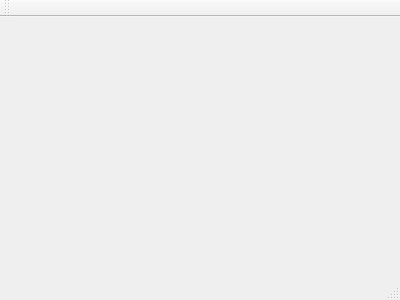
swordicusiscantankerous/difficultySim, file mainwindow.ui: the form before one commit.
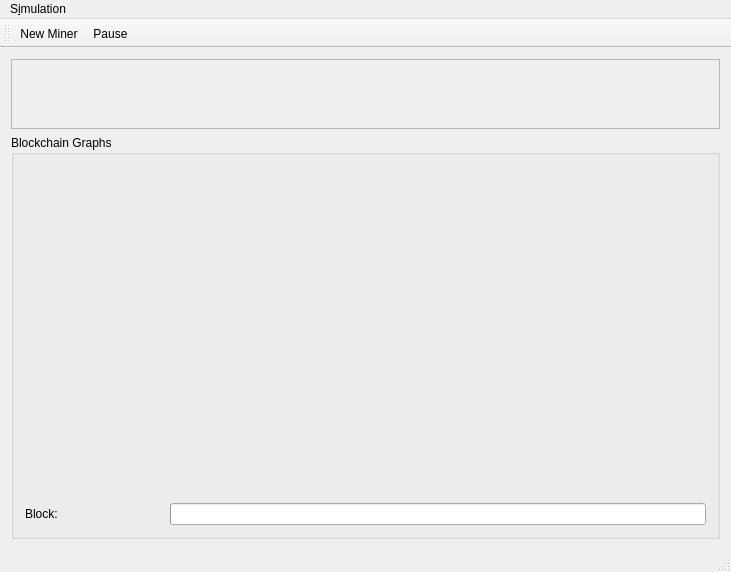
The form after the commit.

What changed in the file:
```diff
--- a/mainwindow.ui
+++ b/mainwindow.ui
@@ -1,24 +1,159 @@
 <ui version="4.0">
  <class>MainWindow</class>
- <widget class="QMainWindow" name="MainWindow" >
-  <property name="geometry" >
+ <widget class="QMainWindow" name="MainWindow">
+  <property name="geometry">
    <rect>
     <x>0</x>
     <y>0</y>
-    <width>400</width>
-    <height>300</height>
+    <width>731</width>
+    <height>572</height>
    </rect>
   </property>
   <property name="windowTitle" >
    <string>MainWindow</string>
   </property>
-  <widget class="QMenuBar" name="menuBar" />
-  <widget class="QToolBar" name="mainToolBar" />
-  <widget class="QWidget" name="centralWidget" />
-  <widget class="QStatusBar" name="statusBar" />
+  <widget class="QWidget" name="centralWidget">
+   <layout class="QVBoxLayout" name="verticalLayout">
+    <item>
+     <widget class="QScrollArea" name="scrollArea">
+      <property name="sizePolicy">
+       <sizepolicy hsizetype="Expanding" vsizetype="Fixed">
+        <horstretch>0</horstretch>
+        <verstretch>0</verstretch>
+       </sizepolicy>
+      </property>
+      <property name="minimumSize">
+       <size>
+        <width>150</width>
+        <height>0</height>
+       </size>
+      </property>
+      <property name="focusPolicy">
+       <enum>Qt::NoFocus</enum>
+      </property>
+      <property name="widgetResizable">
+       <bool>true</bool>
+      </property>
+      <widget class="QWidget" name="minersForm">
+       <property name="geometry">
+        <rect>
+         <x>0</x>
+         <y>0</y>
+         <width>715</width>
+         <height>80</height>
+        </rect>
+       </property>
+      </widget>
+     </widget>
+    </item>
+    <item>
+     <widget class="QGroupBox" name="box">
+      <property name="title">
+       <string>Blockchain Graphs</string>
+      </property>
+      <layout class="QVBoxLayout" name="verticalLayout_2">
+       <item>
+        <widget class="QWidget" name="graphsFrame" native="true">
+         <property name="sizePolicy">
+          <sizepolicy hsizetype="Preferred" vsizetype="MinimumExpanding">
+           <horstretch>0</horstretch>
+           <verstretch>0</verstretch>
+          </sizepolicy>
+         </property>
+        </widget>
+       </item>
+       <item>
+        <layout class="QHBoxLayout" name="horizontalLayout">
+         <item>
+          <widget class="QLabel" name="label_2">
+           <property name="text">
+            <string>Block:</string>
+           </property>
+          </widget>
+         </item>
+         <item>
+          <widget class="QLabel" name="blockIndex">
+           <property name="minimumSize">
+            <size>
+             <width>100</width>
+             <height>0</height>
+            </size>
+           </property>
+          </widget>
+         </item>
+         <item>
+          <widget class="QProgressBar" name="progressBar">
+           <property name="maximum">
+            <number>2016</number>
+           </property>
+          </widget>
+         </item>
+        </layout>
+       </item>
+      </layout>
+     </widget>
+    </item>
+   </layout>
+  </widget>
+  <widget class="QMenuBar" name="menuBar">
+   <property name="geometry">
+    <rect>
+     <x>0</x>
+     <y>0</y>
+     <width>731</width>
+     <height>30</height>
+    </rect>
+   </property>
+   <widget class="QMenu" name="menuSimulation">
+    <property name="title">
+     <string>S&amp;imulation</string>
+    </property>
+    <addaction name="separator"/>
+    <addaction name="action_Pause"/>
+    <addaction name="action_Quit"/>
+   </widget>
+   <addaction name="menuSimulation"/>
+  </widget>
+  <widget class="QToolBar" name="mainToolBar">
+   <attribute name="toolBarArea">
+    <enum>TopToolBarArea</enum>
+   </attribute>
+   <attribute name="toolBarBreak">
+    <bool>false</bool>
+   </attribute>
+   <addaction name="actionNew_Miner"/>
+   <addaction name="action_Pause"/>
+  </widget>
+  <widget class="QStatusBar" name="statusBar"/>
+  <action name="action_Pause">
+   <property name="text">
+    <string>&amp;Pause</string>
+   </property>
+   <property name="shortcut">
+    <string>Ctrl+P</string>
+   </property>
+  </action>
+  <action name="action_Quit">
+   <property name="text">
+    <string>&amp;Quit</string>
+   </property>
+   <property name="shortcut">
+    <string>Ctrl+Q</string>
+   </property>
+  </action>
+  <action name="actionNew_Miner">
+   <property name="text">
+    <string>New Miner</string>
+   </property>
+   <property name="toolTip">
+    <string>Append new miner</string>
+   </property>
+   <property name="shortcut">
+    <string>Ctrl+N</string>
+   </property>
+  </action>
  </widget>
- <layoutDefault spacing="6" margin="11" />
- <pixmapfunction></pixmapfunction>
+ <layoutdefault spacing="6" margin="11"/>
  <resources/>
  <connections/>
 </ui>
```
Left out of the diff: 3 changed lines with no effect on the pictures.
